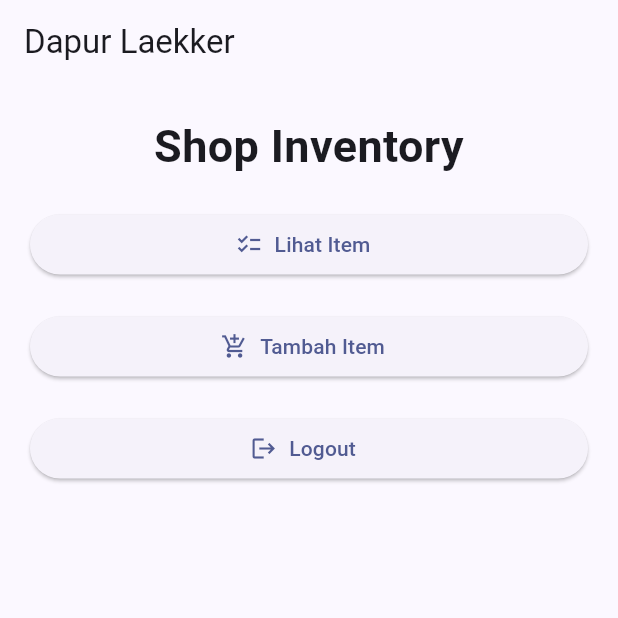
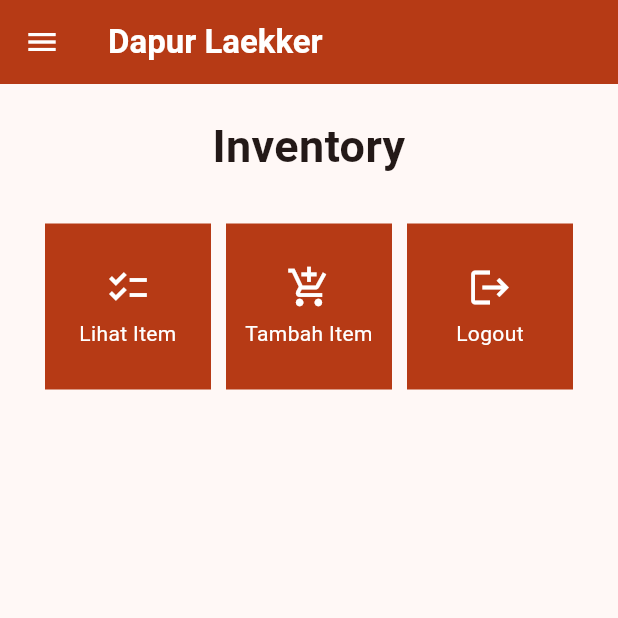
Before and after one commit to sekargandesdianti/dapur-laekker-mobile, a Flutter app: the screen it shows after launch, on a phone screen of 412 x 824 dp, the top half of it. Run offline on Flutter 3.47's test engine with Material 2 defaults, Android fonts, the light colour scheme and no system bars.

Commit message:
Menambahkan Tugas 8

```diff
--- a/lib/inventory.dart
+++ /dev/null
@@ -1,74 +0,0 @@
-import 'package:flutter/material.dart';
-
-class ShopItem {
-  final String name;
-  final IconData icon;
-
-  ShopItem({required this.name, required this.icon});
-}
-
-class MyHomePage extends StatelessWidget {
-  MyHomePage({Key? key}) : super(key: key);
-
-  final List<ShopItem> items = [
-    ShopItem(name: "Lihat Item", icon: Icons.checklist),
-    ShopItem(name: "Tambah Item", icon: Icons.add_shopping_cart),
-    ShopItem(name: "Logout", icon: Icons.logout),
-  ];
-
-  void showSnackbarMessage(BuildContext context, String message) {
-    ScaffoldMessenger.of(context).showSnackBar(
-      SnackBar(
-        content: Text(message),
-      ),
-    );
-  }
-
-  @override
-  Widget build(BuildContext context) {
-    return Scaffold(
-      appBar: AppBar(
-        title: const Text('Dapur Laekker'),
-      ),
-      body: Builder(
-        builder: (BuildContext builderContext) {
-          return Padding(
-            padding: const EdgeInsets.all(10.0),
-            child: Column(
-              children: <Widget>[
-                const Padding(
-                  padding: EdgeInsets.only(top: 10.0, bottom: 10.0),
-                  child: Text(
-                    'Shop Inventory',
-                    textAlign: TextAlign.center,
-                    style: TextStyle(
-                      fontSize: 30,
-                      fontWeight: FontWeight.bold,
-                    ),
-                  ),
-                ),
-                ListView.builder(
-                  shrinkWrap: true,
-                  itemCount: items.length,
-                  itemBuilder: (context, index) {
-                    return Container(
-                      margin: EdgeInsets.all(10),
-                      child: ElevatedButton.icon(
-                        icon: Icon(items[index].icon),
-                        label: Text(items[index].name),
-                        onPressed: () {
-                          showSnackbarMessage(context,
-                              'Kamu telah menekan tombol ${items[index].name}');
-                        },
-                      ),
-                    );
-                  },
-                ),
-              ],
-            ),
-          );
-        },
-      ),
-    );
-  }
-}
--- a/lib/main.dart
+++ b/lib/main.dart
@@ -1,5 +1,5 @@
 import 'package:flutter/material.dart';
-import 'package:dapur_laekker/inventory.dart';
+import 'package:dapur_laekker/screens/inventory.dart';
 
 void main() {
   runApp(const MyApp());
@@ -12,7 +12,7 @@
   @override
   Widget build(BuildContext context) {
     return MaterialApp(
-      title: 'Flutter Demo',
+      title: 'Dapur Laekker',
       theme: ThemeData(
         // This is the theme of your application.
         //
@@ -29,7 +29,7 @@
         //
         // This works for code too, not just values: Most code changes can be
         // tested with just a hot reload.
-        colorScheme: ColorScheme.fromSeed(seedColor: Colors.indigo),
+        colorScheme: ColorScheme.fromSeed(seedColor: Color.fromARGB(255, 182, 58, 21)),
         useMaterial3: true,
       ),
       home: MyHomePage(),
--- /dev/null
+++ b/lib/screens/inventory.dart
@@ -0,0 +1,116 @@
+import 'package:dapur_laekker/screens/inventory_form.dart';
+import 'package:flutter/material.dart';
+import 'package:dapur_laekker/widgets/left_drawer.dart';
+import 'package:dapur_laekker/widgets/inventory_card.dart';
+
+class MyHomePage extends StatelessWidget {
+  MyHomePage({Key? key}) : super(key: key);
+
+  final List<ShopItem> items = [
+    ShopItem("Lihat Item", Icons.checklist),
+    ShopItem("Tambah Item", Icons.add_shopping_cart),
+    ShopItem("Logout", Icons.logout),
+  ];
+
+  @override
+  Widget build(BuildContext context) {
+    return Scaffold(
+      appBar: AppBar(
+        title: const Text('Dapur Laekker',
+          style: TextStyle(
+            fontWeight: FontWeight.bold,
+          ),
+        ),
+        backgroundColor: Color.fromARGB(255, 182, 58, 21),
+        foregroundColor: Colors.white,
+      ),
+
+      drawer: const LeftDrawer(),
+
+      body: SingleChildScrollView(
+        // Widget wrapper yang dapat discroll
+        child: Padding(
+          padding: const EdgeInsets.all(10.0),
+          child: Column(
+
+            children: <Widget>[
+              const Padding(
+                padding: EdgeInsets.only(top: 10.0, bottom: 10.0),
+
+                child: Text(
+                  'Inventory', // Text yang menandakan toko
+                  textAlign: TextAlign.center,
+                  style: TextStyle(
+                    fontSize: 30,
+                    fontWeight: FontWeight.bold,
+                  ),
+                ),
+              ),
+
+              GridView.count(
+                primary: true,
+                padding: const EdgeInsets.all(20),
+                crossAxisSpacing: 10,
+                mainAxisSpacing: 10,
+                crossAxisCount: 3,
+                shrinkWrap: true,
+                children: items.map((ShopItem item) {
+                  return ShopCard(item);
+                }).toList(),
+              ),
+            ],
+          ),
+        ),
+      ),
+    );
+  }
+}
+
+class ShopCard extends StatelessWidget {
+  final ShopItem item;
+
+  const ShopCard(this.item, {super.key}); // Constructor
+
+  @override
+  Widget build(BuildContext context) {
+    return Material(
+      color: Color.fromARGB(255, 182, 58, 21),
+      child: InkWell(
+        // Area responsive terhadap sentuhan
+        onTap: () {
+          // Memunculkan SnackBar ketika diklik
+          ScaffoldMessenger.of(context)
+            ..hideCurrentSnackBar()
+            ..showSnackBar(SnackBar(
+                content: Text("Kamu telah menekan tombol ${item.name}!")));
+          if (item.name == "Tambah Item") {
+            Navigator.push(context,
+                MaterialPageRoute(builder: (context) => const ShopFormPage()));
+          }
+        },
+        child: Container(
+          // Container untuk menyimpan Icon dan Text
+          padding: const EdgeInsets.all(8),
+          child: Center(
+            child: Column(
+              mainAxisAlignment: MainAxisAlignment.center,
+              children: [
+                Icon(
+                  item.icon,
+                  color: Colors.white,
+                  size: 30.0,
+                ),
+                const Padding(padding: EdgeInsets.all(3)),
+                Text(
+                  item.name,
+                  textAlign: TextAlign.center,
+                  style: const TextStyle(color: Colors.white),
+                ),
+              ],
+            ),
+          ),
+        ),
+      ),
+    );
+  }
+}
--- /dev/null
+++ b/lib/widgets/inventory_card.dart
@@ -0,0 +1,9 @@
+import 'package:dapur_laekker/screens/inventory_form.dart';
+import 'package:flutter/material.dart';
+
+class ShopItem {
+  final String name;
+  final IconData icon;
+
+  ShopItem(this.name, this.icon);
+}
```
Also changed, not shown: lib/screens/inventory_form.dart (added, +162 -0 lines), lib/widgets/left_drawer.dart (added, +71 -0 lines), flutter_01.png (added), 1 other file.
